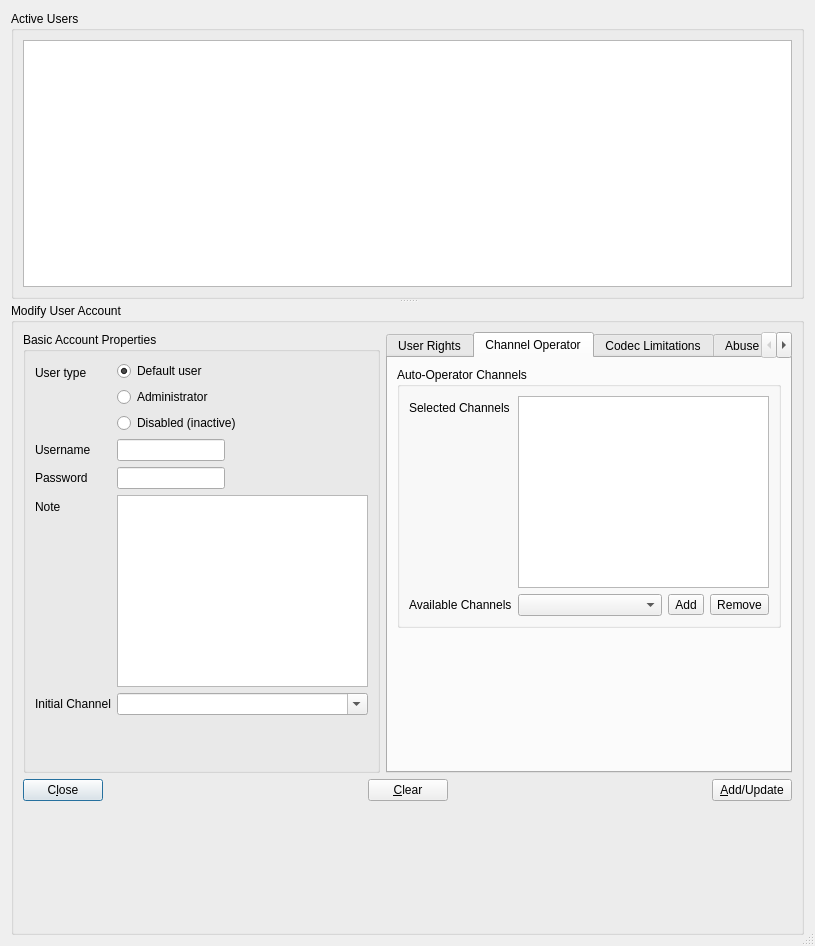
Before: the Qt Designer form Client/qtTeamTalk/useraccounts.ui in BearWare/TeamTalk5, drawn with Qt 5.
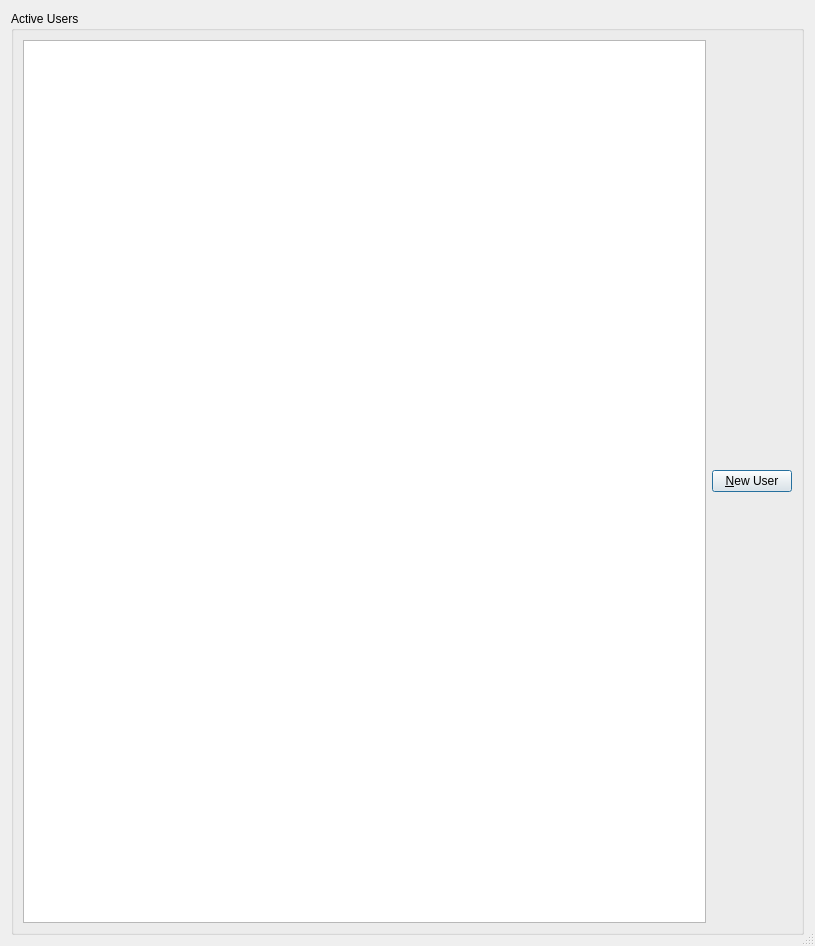
After: the same form once the commit is applied. The open tabs and pages were chosen to show the change. Custom widgets are drawn as their Qt base class.

Commit message: Redesign user accounts dialog

```diff
--- a/Client/qtTeamTalk/useraccounts.ui
+++ b/Client/qtTeamTalk/useraccounts.ui
@@ -72,483 +72,17 @@
          </property>
         </widget>
        </item>
-      </layout>
-     </widget>
-     <widget class="QGroupBox" name="groupBox_2">
-      <property name="title">
-       <string>Modify User Account</string>
-      </property>
-      <layout class="QVBoxLayout" name="verticalLayout_6">
-       <item>
-        <layout class="QHBoxLayout" name="horizontalLayout_5">
-         <item>
-          <widget class="QGroupBox" name="groupBox_6">
-           <property name="title">
-            <string>Basic Account Properties</string>
-           </property>
-           <layout class="QFormLayout" name="formLayout_2">
-            <item row="0" column="0">
-             <widget class="QLabel" name="label_3">
-              <property name="text">
-               <string>User type</string>
-              </property>
-              <property name="buddy">
-               <cstring>defaultuserBtn</cstring>
-              </property>
-             </widget>
-            </item>
-            <item row="0" column="1">
-             <layout class="QVBoxLayout" name="verticalLayout_2">
-              <item>
-               <widget class="QRadioButton" name="defaultuserBtn">
-                <property name="text">
-                 <string>Default user</string>
-                </property>
-                <property name="checked">
-                 <bool>true</bool>
-                </property>
-               </widget>
-              </item>
-              <item>
-               <widget class="QRadioButton" name="adminBtn">
-                <property name="text">
-                 <string>Administrator</string>
-                </property>
-               </widget>
-              </item>
-              <item>
-               <widget class="QRadioButton" name="disableduserBtn">
-                <property name="text">
-                 <string>Disabled (inactive)</string>
-                </property>
-               </widget>
-              </item>
-             </layout>
-            </item>
-            <item row="1" column="0">
-             <widget class="QLabel" name="label">
-              <property name="text">
-               <string>Username</string>
-              </property>
-              <property name="buddy">
-               <cstring>usernameEdit</cstring>
-              </property>
-             </widget>
-            </item>
-            <item row="1" column="1">
-             <widget class="QLineEdit" name="usernameEdit">
-              <property name="sizePolicy">
-               <sizepolicy hsizetype="Fixed" vsizetype="Fixed">
-                <horstretch>0</horstretch>
-                <verstretch>0</verstretch>
-               </sizepolicy>
-              </property>
-             </widget>
-            </item>
-            <item row="2" column="0">
-             <widget class="QLabel" name="label_2">
-              <property name="text">
-               <string>Password</string>
-              </property>
-              <property name="buddy">
-               <cstring>passwordEdit</cstring>
-              </property>
-             </widget>
-            </item>
-            <item row="2" column="1">
-             <widget class="QLineEdit" name="passwordEdit">
-              <property name="sizePolicy">
-               <sizepolicy hsizetype="Fixed" vsizetype="Fixed">
-                <horstretch>0</horstretch>
-                <verstretch>0</verstretch>
-               </sizepolicy>
-              </property>
-             </widget>
-            </item>
-            <item row="3" column="0">
-             <widget class="QLabel" name="label_4">
-              <property name="text">
-               <string>Note</string>
-              </property>
-              <property name="buddy">
-               <cstring>noteEdit</cstring>
-              </property>
-             </widget>
-            </item>
-            <item row="3" column="1">
-             <widget class="QPlainTextEdit" name="noteEdit">
-              <property name="tabChangesFocus">
-               <bool>true</bool>
-              </property>
-             </widget>
-            </item>
-            <item row="4" column="0">
-             <widget class="QLabel" name="label_5">
-              <property name="text">
-               <string>Initial Channel</string>
-              </property>
-              <property name="buddy">
-               <cstring>channelComboBox</cstring>
-              </property>
-             </widget>
-            </item>
-            <item row="4" column="1">
-             <widget class="QComboBox" name="channelComboBox">
-              <property name="toolTip">
-               <string>User should automatically join this channel after login</string>
-              </property>
-              <property name="editable">
-               <bool>true</bool>
-              </property>
-             </widget>
-            </item>
-            <item row="5" column="1">
-             <spacer name="verticalSpacer_4">
-              <property name="orientation">
-               <enum>Qt::Vertical</enum>
-              </property>
-              <property name="sizeHint" stdset="0">
-               <size>
-                <width>20</width>
-                <height>40</height>
-               </size>
-              </property>
-             </spacer>
-            </item>
-           </layout>
-          </widget>
-         </item>
-         <item>
-          <widget class="QTabWidget" name="tabWidget">
-           <property name="currentIndex">
-            <number>0</number>
-           </property>
-           <widget class="QWidget" name="tab_4">
-            <attribute name="title">
-             <string>User Rights</string>
-            </attribute>
-            <layout class="QHBoxLayout" name="horizontalLayout_8">
-             <item>
-              <widget class="QGroupBox" name="groupBox_4">
-               <property name="title">
-                <string>User Actions Allowed on Server</string>
-               </property>
-               <layout class="QVBoxLayout" name="verticalLayout">
-                <item>
-                 <widget class="MyTreeView" name="userrightsTreeView">
-                  <property name="editTriggers">
-                   <set>QAbstractItemView::NoEditTriggers</set>
-                  </property>
-                  <property name="showDropIndicator" stdset="0">
-                   <bool>false</bool>
-                  </property>
-                  <property name="alternatingRowColors">
-                   <bool>true</bool>
-                  </property>
-                  <property name="rootIsDecorated">
-                   <bool>false</bool>
-                  </property>
-                  <property name="itemsExpandable">
-                   <bool>false</bool>
-                  </property>
-                  <property name="expandsOnDoubleClick">
-                   <bool>false</bool>
-                  </property>
-                  <property name="accessibleName">
-                   <string>User Rights</string>
-                  </property>
-                  <attribute name="headerVisible">
-                   <bool>false</bool>
-                  </attribute>
-                 </widget>
-                </item>
-               </layout>
-              </widget>
-             </item>
-            </layout>
-           </widget>
-           <widget class="QWidget" name="tab">
-            <attribute name="title">
-             <string>Channel Operator</string>
-            </attribute>
-            <layout class="QVBoxLayout" name="verticalLayout_3">
-             <item>
-              <widget class="QGroupBox" name="groupBox_3">
-               <property name="accessibleName">
-                <string>Auto-Operator Channels</string>
-               </property>
-               <property name="title">
-                <string>Auto-Operator Channels</string>
-               </property>
-               <layout class="QFormLayout" name="formLayout">
-                <item row="0" column="0">
-                 <widget class="QLabel" name="label_7">
-                  <property name="text">
-                   <string>Selected Channels</string>
-                  </property>
-                  <property name="buddy">
-                   <cstring>opchannelsListWidget</cstring>
-                  </property>
-                 </widget>
-                </item>
-                <item row="0" column="1">
-                 <widget class="QListWidget" name="opchannelsListWidget">
-                  <property name="toolTip">
-                   <string>User will automatically become operator when joining these channels</string>
-                  </property>
-                  <property name="selectionMode">
-                   <enum>QAbstractItemView::SingleSelection</enum>
-                  </property>
-                  <property name="uniformItemSizes">
-                   <bool>false</bool>
-                  </property>
-                 </widget>
-                </item>
-                <item row="1" column="0">
-                 <widget class="QLabel" name="label_6">
-                  <property name="text">
-                   <string>Available Channels</string>
-                  </property>
-                  <property name="buddy">
-                   <cstring>opchanComboBox</cstring>
-                  </property>
-                 </widget>
-                </item>
-                <item row="1" column="1">
-                 <layout class="QHBoxLayout" name="horizontalLayout_3" stretch="1,0,0">
-                  <item>
-                   <widget class="QComboBox" name="opchanComboBox">
-                    <property name="editable">
-                     <bool>false</bool>
-                    </property>
-                   </widget>
-                  </item>
-                  <item>
-                   <widget class="QToolButton" name="addopBtn">
-                    <property name="accessibleDescription">
-                     <string>Set selected user auto operator for selected channels</string>
-                    </property>
-                    <property name="text">
-                     <string>Add</string>
-                    </property>
-                   </widget>
-                  </item>
-                  <item>
-                   <widget class="QToolButton" name="rmopBtn">
-                    <property name="accessibleDescription">
-                     <string>No longer set selected user auto operator for selected channels</string>
-                    </property>
-                    <property name="text">
-                     <string>Remove</string>
-                    </property>
-                   </widget>
-                  </item>
-                 </layout>
-                </item>
-               </layout>
-              </widget>
-             </item>
-             <item>
-              <spacer name="verticalSpacer_2">
-               <property name="orientation">
-                <enum>Qt::Vertical</enum>
-               </property>
-               <property name="sizeHint" stdset="0">
-                <size>
-                 <width>20</width>
-                 <height>40</height>
-                </size>
-               </property>
-              </spacer>
-             </item>
-            </layout>
-           </widget>
-           <widget class="QWidget" name="tab_2">
-            <attribute name="title">
-             <string>Codec Limitations</string>
-            </attribute>
-            <layout class="QVBoxLayout" name="verticalLayout_5">
-             <item>
-              <widget class="QGroupBox" name="groupBox_5">
-               <property name="title">
-                <string>Audio Codec Limitations</string>
-               </property>
-               <layout class="QHBoxLayout" name="horizontalLayout_2">
-                <item>
-                 <widget class="QLabel" name="label_10">
-                  <property name="text">
-                   <string>Max bitrate for audio codecs</string>
-                  </property>
-                  <property name="buddy">
-                   <cstring>audmaxbpsSpinBox</cstring>
-                  </property>
-                 </widget>
-                </item>
-                <item>
-                 <widget class="QSpinBox" name="audmaxbpsSpinBox">
-                  <property name="alignment">
-                   <set>Qt::AlignRight|Qt::AlignTrailing|Qt::AlignVCenter</set>
-                  </property>
-                  <property name="maximum">
-                   <number>2048</number>
-                  </property>
-                  <property name="singleStep">
-                   <number>1</number>
-                  </property>
-                 </widget>
-                </item>
-                <item>
-                 <widget class="QLabel" name="label_11">
-                  <property name="text">
-                   <string>kbps (0 = disabled)</string>
-                  </property>
-                 </widget>
-                </item>
-               </layout>
-              </widget>
-             </item>
-             <item>
-              <spacer name="verticalSpacer_3">
-               <property name="orientation">
-                <enum>Qt::Vertical</enum>
-               </property>
-               <property name="sizeHint" stdset="0">
-                <size>
-                 <width>20</width>
-                 <height>158</height>
-                </size>
-               </property>
-              </spacer>
-             </item>
-            </layout>
-           </widget>
-           <widget class="QWidget" name="tab_3">
-            <attribute name="title">
-             <string>Abuse Prevention</string>
-            </attribute>
-            <layout class="QVBoxLayout" name="verticalLayout_8">
-             <item>
-              <widget class="QGroupBox" name="groupBox_7">
-               <property name="title">
-                <string>Flood Protection</string>
-               </property>
-               <layout class="QVBoxLayout" name="verticalLayout_7">
-                <item>
-                 <widget class="QLabel" name="label_9">
-                  <property name="text">
-                   <string>Prevent user from e.g. spamming text messages by limiting the number of commands they can issue within a given timeframe.</string>
-                  </property>
-                  <property name="wordWrap">
-                   <bool>true</bool>
-                  </property>
-                 </widget>
-                </item>
-                <item>
-                 <layout class="QHBoxLayout" name="horizontalLayout_7">
-                  <item>
-                   <widget class="QLabel" name="label_8">
-                    <property name="text">
-                     <string>Limit issued commands</string>
-                    </property>
-                    <property name="buddy">
-                     <cstring>limitcmdComboBox</cstring>
-                    </property>
-                   </widget>
-                  </item>
-                  <item>
-                   <widget class="QComboBox" name="limitcmdComboBox"/>
-                  </item>
-                 </layout>
-                </item>
-               </layout>
-              </widget>
-             </item>
-             <item>
-              <spacer name="verticalSpacer_5">
-               <property name="orientation">
-                <enum>Qt::Vertical</enum>
-               </property>
-               <property name="sizeHint" stdset="0">
-                <size>
-                 <width>20</width>
-                 <height>100</height>
-                </size>
-               </property>
-              </spacer>
-             </item>
-            </layout>
-           </widget>
-          </widget>
-         </item>
-        </layout>
-       </item>
        <item>
         <layout class="QHBoxLayout" name="horizontalLayout">
-         <item>
-          <widget class="QPushButton" name="closeBtn">
-           <property name="text">
-            <string>C&amp;lose</string>
-           </property>
-          </widget>
-         </item>
-         <item>
-          <spacer name="horizontalSpacer">
-           <property name="orientation">
-            <enum>Qt::Horizontal</enum>
-           </property>
-           <property name="sizeHint" stdset="0">
-            <size>
-             <width>40</width>
-             <height>20</height>
-            </size>
-           </property>
-          </spacer>
-         </item>
-         <item>
-          <widget class="QPushButton" name="newButton">
-           <property name="text">
-            <string>&amp;Clear</string>
-           </property>
-          </widget>
-         </item>
-         <item>
-          <spacer name="horizontalSpacer_2">
-           <property name="orientation">
-            <enum>Qt::Horizontal</enum>
-           </property>
-           <property name="sizeHint" stdset="0">
-            <size>
-             <width>40</width>
-             <height>20</height>
-            </size>
-           </property>
-          </spacer>
-         </item>
          <item>
           <widget class="QPushButton" name="addButton">
-           <property name="accessibleDescription">
-            <string>Add or update user with specified informations</string>
-           </property>
            <property name="text">
-            <string>&amp;Add/Update</string>
+            <string>&amp;New User</string>
            </property>
           </widget>
          </item>
         </layout>
        </item>
-       <item>
-        <spacer name="verticalSpacer">
-         <property name="orientation">
-          <enum>Qt::Vertical</enum>
-         </property>
-         <property name="sizeHint" stdset="0">
-          <size>
-           <width>236</width>
-           <height>1</height>
-          </size>
-         </property>
-        </spacer>
-       </item>
       </layout>
      </widget>
     </widget>
```
The commit also changes 10 other files.
